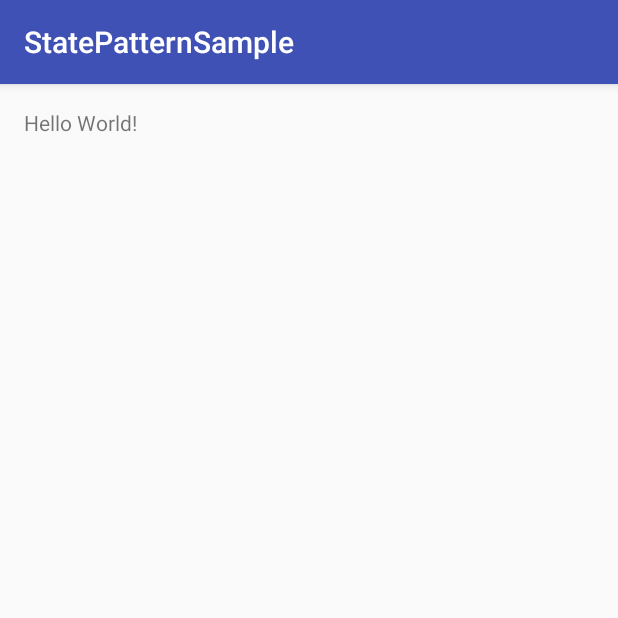
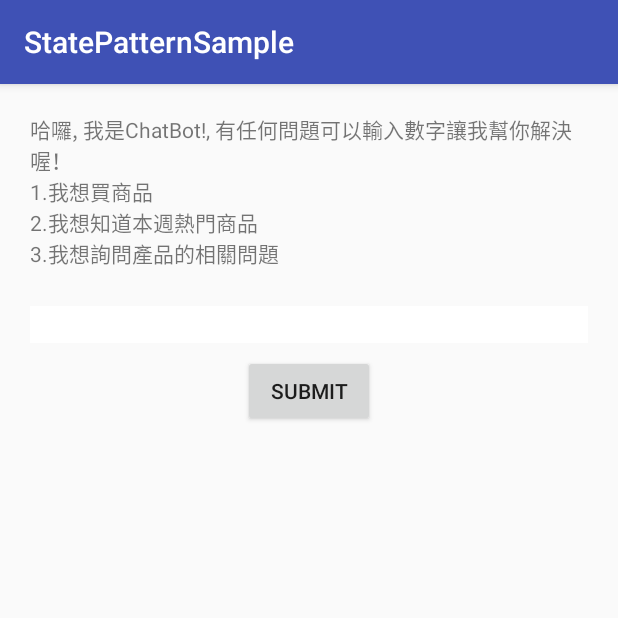
Before and after one commit to jason9075/ChatBotStatePattern, an Android app: the screen it shows after launch (MainActivity), on a phone screen of 412 x 824 dp, the top half of it. Run offline under Robolectric (Android 15) with nearby library versions, the phone set to English and light mode, and no system bars; our stand-ins replace data binding.

Commit message:
chatbot 雛形

```diff
--- a/app/build.gradle
+++ b/app/build.gradle
@@ -10,6 +10,9 @@ android {
         versionCode 1
         versionName "1.0"
         testInstrumentationRunner "android.support.test.runner.AndroidJUnitRunner"
+    }
+    dataBinding {
+        enabled = true
     }
     buildTypes {
         release {
--- /dev/null
+++ b/app/src/main/java/com/jason9075/statepatternsample/ChatBot.java
@@ -0,0 +1,42 @@
+package com.jason9075.statepatternsample;
+
+import com.jason9075.statepatternsample.response.R000Ignore;
+import com.jason9075.statepatternsample.response.R001Start;
+import com.jason9075.statepatternsample.response.ResponseAbstract;
+
+/**
+ * Created by jason9075 on 2016/11/10.
+ */
+
+public class ChatBot {
+
+    private ResponseAbstract response;
+
+    private ChatBotListener listener;
+
+    public ChatBot() {
+        setResponse(new R001Start());
+    }
+
+    private void setResponse(ResponseAbstract response) {
+        this.response = response;
+    }
+
+    public void popUpResponse() {
+        listener.onResponse(response.getResponseMessage());
+    }
+
+    public void userSay(String userMessage) {
+        ResponseAbstract botResponse = response.userInputMessage(userMessage);
+        if (!(botResponse instanceof R000Ignore))
+            response = botResponse;
+    }
+
+    interface ChatBotListener {
+        void onResponse(String message);
+    }
+
+    public void setListener(ChatBotListener listener) {
+        this.listener = listener;
+    }
+}
--- a/app/src/main/java/com/jason9075/statepatternsample/MainActivity.java
+++ b/app/src/main/java/com/jason9075/statepatternsample/MainActivity.java
@@ -1,13 +1,44 @@
 package com.jason9075.statepatternsample;
 
+import android.databinding.DataBindingUtil;
 import android.support.v7.app.AppCompatActivity;
 import android.os.Bundle;
+import android.view.View;
+
+import com.jason9075.statepatternsample.databinding.ActivityMainBinding;
 
 public class MainActivity extends AppCompatActivity {
+
+    private ActivityMainBinding binding;
+    private ChatBot chatBot;
 
     @Override
     protected void onCreate(Bundle savedInstanceState) {
         super.onCreate(savedInstanceState);
-        setContentView(R.layout.activity_main);
+        binding = DataBindingUtil.setContentView(this, R.layout.activity_main);
+
+        chatBot = new ChatBot();
+
+        /* 當bot反應結果時 */
+        chatBot.setListener(new ChatBot.ChatBotListener() {
+            @Override
+            public void onResponse(String message) {
+                binding.outputTextView.setText(message);
+            }
+        });
+
+        binding.submitButton.setOnClickListener(new View.OnClickListener() {
+            @Override
+            public void onClick(View view) {
+                chatBot.userSay(binding.userEditText.getText().toString()); //把使用者的訊息傳給bot
+                chatBot.popUpResponse(); //叫bot 反應結果
+            }
+        });
+    }
+
+    @Override
+    protected void onResume() {
+        super.onResume();
+        chatBot.popUpResponse();
     }
 }
--- /dev/null
+++ b/app/src/main/java/com/jason9075/statepatternsample/response/R001Start.java
@@ -0,0 +1,28 @@
+package com.jason9075.statepatternsample.response;
+
+/**
+ * Created by jason9075 on 2016/11/10.
+ */
+
+public class R001Start extends ResponseAbstract {
+
+    public R001Start() {
+        super("哈囉, 我是ChatBot!, 有任何問題可以輸入數字讓我幫你解決喔！\n" +
+                "1.我想買商品\n" +
+                "2.我想知道本週熱門商品\n" +
+                "3.我想詢問產品的相關問題\n");
+    }
+
+    @Override
+    public ResponseAbstract userInputMessage(String userMessage) {
+        switch (userMessage){
+            case "1":
+                return new R002Buy();
+            case "2":
+                return new R003Hot();
+            case "3":
+                return new R004Ask();
+        }
+        return new R000Ignore();
+    }
+}
--- /dev/null
+++ b/app/src/main/java/com/jason9075/statepatternsample/response/ResponseAbstract.java
@@ -0,0 +1,18 @@
+package com.jason9075.statepatternsample.response;
+
+/**
+ * Created by jason9075 on 2016/11/10.
+ */
+public abstract class ResponseAbstract {
+    private String responseMessage;
+
+    ResponseAbstract(String responseMessage) {
+        this.responseMessage = responseMessage;
+    }
+
+    public String getResponseMessage() {
+        return responseMessage;
+    }
+
+    public abstract ResponseAbstract userInputMessage(String userMessage);
+}
--- a/app/src/main/res/layout/activity_main.xml
+++ b/app/src/main/res/layout/activity_main.xml
@@ -1,17 +1,38 @@
 <?xml version="1.0" encoding="utf-8"?>
-<RelativeLayout xmlns:android="http://schemas.android.com/apk/res/android"
-    xmlns:tools="http://schemas.android.com/tools"
+<layout xmlns:android="http://schemas.android.com/apk/res/android">
+
+    <LinearLayout
         android:id="@+id/activity_main"
         android:layout_width="match_parent"
         android:layout_height="match_parent"
+        android:gravity="center_horizontal"
+        android:orientation="vertical"
         android:paddingBottom="@dimen/activity_vertical_margin"
         android:paddingLeft="@dimen/activity_horizontal_margin"
         android:paddingRight="@dimen/activity_horizontal_margin"
-    android:paddingTop="@dimen/activity_vertical_margin"
-    tools:context="com.jason9075.statepatternsample.MainActivity">
+        android:paddingTop="@dimen/activity_vertical_margin">
 
         <TextView
+            android:id="@+id/output_text_view"
             android:layout_width="wrap_content"
             android:layout_height="wrap_content"
+            android:layout_margin="4dp"
             android:text="Hello World!" />
-</RelativeLayout>
+
+        <EditText
+            android:id="@+id/user_edit_text"
+            android:layout_width="match_parent"
+            android:layout_height="wrap_content"
+            android:layout_margin="4dp"
+            android:background="@color/white"
+            android:inputType="text" />
+
+        <Button
+            android:id="@+id/submit_button"
+            android:layout_width="wrap_content"
+            android:layout_height="wrap_content"
+            android:layout_margin="4dp"
+            android:text="@string/submit" />
+    </LinearLayout>
+
+</layout>
--- a/app/src/main/res/values/colors.xml
+++ b/app/src/main/res/values/colors.xml
@@ -3,4 +3,5 @@
     <color name="colorPrimary">#3F51B5</color>
     <color name="colorPrimaryDark">#303F9F</color>
     <color name="colorAccent">#FF4081</color>
+    <color name="white">#FFF</color>
 </resources>
--- a/app/src/main/res/values/strings.xml
+++ b/app/src/main/res/values/strings.xml
@@ -1,3 +1,4 @@
 <resources>
     <string name="app_name">StatePatternSample</string>
+    <string name="submit">submit</string>
 </resources>
```
Also changed, not shown: app/src/main/java/com/jason9075/statepatternsample/response/R000Ignore.java (added, +19 -0 lines), app/src/main/java/com/jason9075/statepatternsample/response/R002Buy.java (added, +16 -0 lines), app/src/main/java/com/jason9075/statepatternsample/response/R003Hot.java (added, +16 -0 lines), app/src/main/java/com/jason9075/statepatternsample/response/R004Ask.java (added, +16 -0 lines), app/src/main/java/com/jason9075/statepatternsample/response/R999End.java (added, +16 -0 lines). Lines whose indentation alone changed are shown as unchanged.
